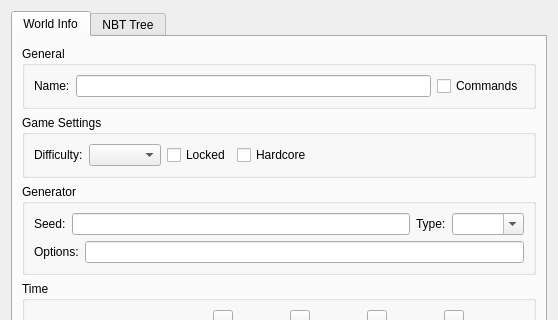
The window that src/mcedit2/ui/panels/worldinfo.ui (mcedit/mcedit2) describes before a commit, drawn with Qt 5; both pictures show x 0 to 558 and y 0 to 320 of the 558 by 691 pixel window.
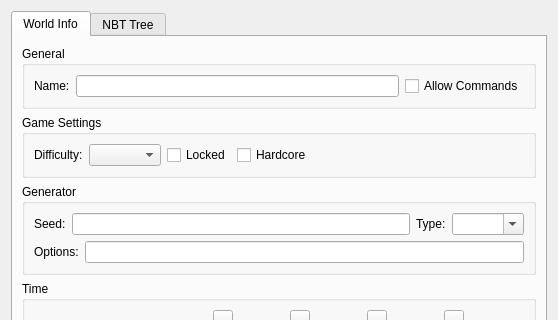
The same window after the commit. Custom widgets are drawn as their Qt base class.

Commit message: worldinfo.ui: "Commands" -> "Allow Commands"

What changed in the file:
```diff
--- a/src/mcedit2/ui/panels/worldinfo.ui
+++ b/src/mcedit2/ui/panels/worldinfo.ui
@@ -49,7 +49,7 @@
           <item>
            <widget class="QCheckBox" name="commandsBool">
             <property name="text">
-             <string>Commands</string>
+             <string>Allow Commands</string>
             </property>
            </widget>
           </item>
```
